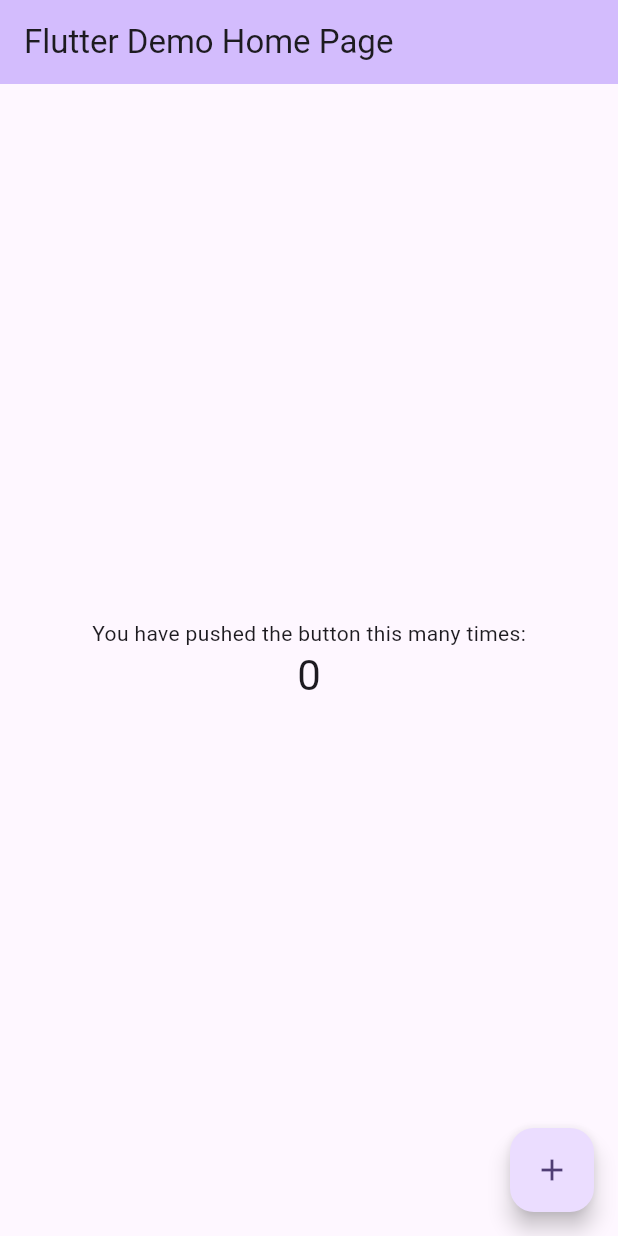
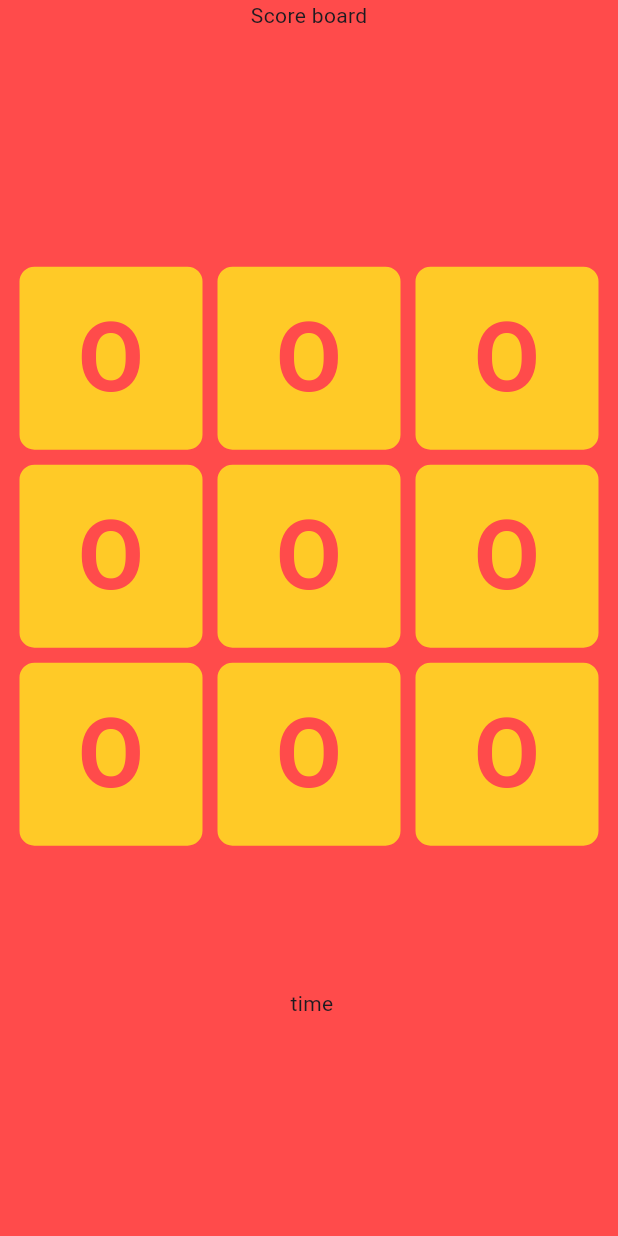
Before and after one commit to Badhon100/tic_tac_toe, a Flutter app: the screen it shows after launch, on a phone screen of 412 x 824 dp. Run offline on Flutter 3.47's test engine with Material 2 defaults, Android fonts, the phone set to English and light mode, and no system bars.

Commit message:
designed box to play

```diff
--- /dev/null
+++ b/lib/const.dart
@@ -0,0 +1,7 @@
+import 'package:flutter/material.dart';
+
+class Const {
+  static Color primaryColor = Color(0xFFff4b4b);
+  static Color secondaryColor = Color(0xFFffca27);
+  static Color ancientColor = Color(0xFF4169e8);
+}
--- /dev/null
+++ b/lib/game_screen.dart
@@ -0,0 +1,64 @@
+import 'package:flutter/material.dart';
+import 'package:tic_tac_toe/const.dart';
+
+class GameScreen extends StatelessWidget {
+  const GameScreen({super.key});
+
+  @override
+  Widget build(BuildContext context) {
+    return Scaffold(
+      backgroundColor: Const.primaryColor,
+      body: Column(
+        children: [
+          Expanded(
+            flex: 1,
+            child: const Text("Score board"),
+          ),
+          Expanded(
+            flex: 3,
+            child: Padding(
+              padding: const EdgeInsets.all(8.0),
+              child: GridView.builder(
+                gridDelegate: const SliverGridDelegateWithFixedCrossAxisCount(
+                  crossAxisCount: 3,
+                ),
+                itemCount: 9,
+                itemBuilder: (context, index) {
+                  return GestureDetector(
+                    onTap: () {
+                      print("taaped");
+                    },
+                    child: Container(
+                      decoration: BoxDecoration(
+                        color: Const.secondaryColor,
+                        borderRadius: BorderRadius.circular(15),
+                        border: Border.all(
+                          width: 5,
+                          color: Const.primaryColor,
+                        ),
+                      ),
+                      child: Center(
+                        child: Text(
+                          "O",
+                          style: TextStyle(
+                            fontSize: 64,
+                            fontWeight: FontWeight.bold,
+                            color: Const.primaryColor
+                          ),
+                        ),
+                      ),
+                    ),
+                  );
+                },
+              ),
+            ),
+          ),
+          Expanded(
+            flex: 1,
+            child: const Text(" time"),
+          ),
+        ],
+      ),
+    );
+  }
+}
--- a/lib/main.dart
+++ b/lib/main.dart
@@ -1,4 +1,5 @@
 import 'package:flutter/material.dart';
+import 'package:tic_tac_toe/game_screen.dart';
 
 void main() {
   runApp(const MyApp());
@@ -11,115 +12,13 @@ class MyApp extends StatelessWidget {
   @override
   Widget build(BuildContext context) {
     return MaterialApp(
-      title: 'Flutter Demo',
+      title: 'Tic Tac Toe',
+      debugShowCheckedModeBanner: false,
       theme: ThemeData(
-        // This is the theme of your application.
-        //
-        // TRY THIS: Try running your application with "flutter run". You'll see
-        // the application has a blue toolbar. Then, without quitting the app,
-        // try changing the seedColor in the colorScheme below to Colors.green
-        // and then invoke "hot reload" (save your changes or press the "hot
-        // reload" button in a Flutter-supported IDE, or press "r" if you used
-        // the command line to start the app).
-        //
-        // Notice that the counter didn't reset back to zero; the application
-        // state is not lost during the reload. To reset the state, use hot
-        // restart instead.
-        //
-        // This works for code too, not just values: Most code changes can be
-        // tested with just a hot reload.
         colorScheme: ColorScheme.fromSeed(seedColor: Colors.deepPurple),
         useMaterial3: true,
       ),
-      home: const MyHomePage(title: 'Flutter Demo Home Page'),
+      home: const GameScreen(),
     );
   }
 }
-
-class MyHomePage extends StatefulWidget {
-  const MyHomePage({super.key, required this.title});
-
-  // This widget is the home page of your application. It is stateful, meaning
-  // that it has a State object (defined below) that contains fields that affect
-  // how it looks.
-
-  // This class is the configuration for the state. It holds the values (in this
-  // case the title) provided by the parent (in this case the App widget) and
-  // used by the build method of the State. Fields in a Widget subclass are
-  // always marked "final".
-
-  final String title;
-
-  @override
-  State<MyHomePage> createState() => _MyHomePageState();
-}
-
-class _MyHomePageState extends State<MyHomePage> {
-  int _counter = 0;
-
-  void _incrementCounter() {
-    setState(() {
-      // This call to setState tells the Flutter framework that something has
-      // changed in this State, which causes it to rerun the build method below
-      // so that the display can reflect the updated values. If we changed
-      // _counter without calling setState(), then the build method would not be
-      // called again, and so nothing would appear to happen.
-      _counter++;
-    });
-  }
-
-  @override
-  Widget build(BuildContext context) {
-    // This method is rerun every time setState is called, for instance as done
-    // by the _incrementCounter method above.
-    //
-    // The Flutter framework has been optimized to make rerunning build methods
-    // fast, so that you can just rebuild anything that needs updating rather
-    // than having to individually change instances of widgets.
-    return Scaffold(
-      appBar: AppBar(
-        // TRY THIS: Try changing the color here to a specific color (to
-        // Colors.amber, perhaps?) and trigger a hot reload to see the AppBar
-        // change color while the other colors stay the same.
-        backgroundColor: Theme.of(context).colorScheme.inversePrimary,
-        // Here we take the value from the MyHomePage object that was created by
-        // the App.build method, and use it to set our appbar title.
-        title: Text(widget.title),
-      ),
-      body: Center(
-        // Center is a layout widget. It takes a single child and positions it
-        // in the middle of the parent.
-        child: Column(
-          // Column is also a layout widget. It takes a list of children and
-          // arranges them vertically. By default, it sizes itself to fit its
-          // children horizontally, and tries to be as tall as its parent.
-          //
-          // Column has various properties to control how it sizes itself and
-          // how it positions its children. Here we use mainAxisAlignment to
-          // center the children vertically; the main axis here is the vertical
-          // axis because Columns are vertical (the cross axis would be
-          // horizontal).
-          //
-          // TRY THIS: Invoke "debug painting" (choose the "Toggle Debug Paint"
-          // action in the IDE, or press "p" in the console), to see the
-          // wireframe for each widget.
-          mainAxisAlignment: MainAxisAlignment.center,
-          children: <Widget>[
-            const Text(
-              'You have pushed the button this many times:',
-            ),
-            Text(
-              '$_counter',
-              style: Theme.of(context).textTheme.headlineMedium,
-            ),
-          ],
-        ),
-      ),
-      floatingActionButton: FloatingActionButton(
-        onPressed: _incrementCounter,
-        tooltip: 'Increment',
-        child: const Icon(Icons.add),
-      ), // This trailing comma makes auto-formatting nicer for build methods.
-    );
-  }
-}
--- a/pubspec.yaml
+++ b/pubspec.yaml
@@ -35,6 +35,7 @@ dependencies:
   # The following adds the Cupertino Icons font to your application.
   # Use with the CupertinoIcons class for iOS style icons.
   cupertino_icons: ^1.0.2
+  google_fonts: ^5.1.0
 
 dev_dependencies:
   flutter_test:
```
